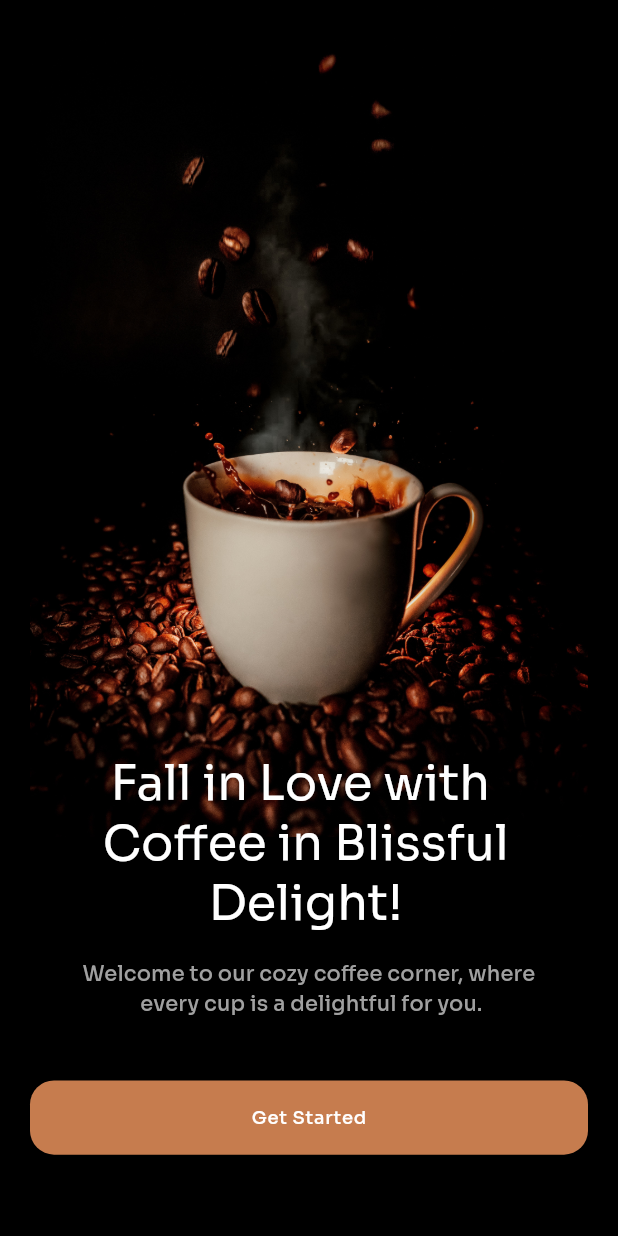
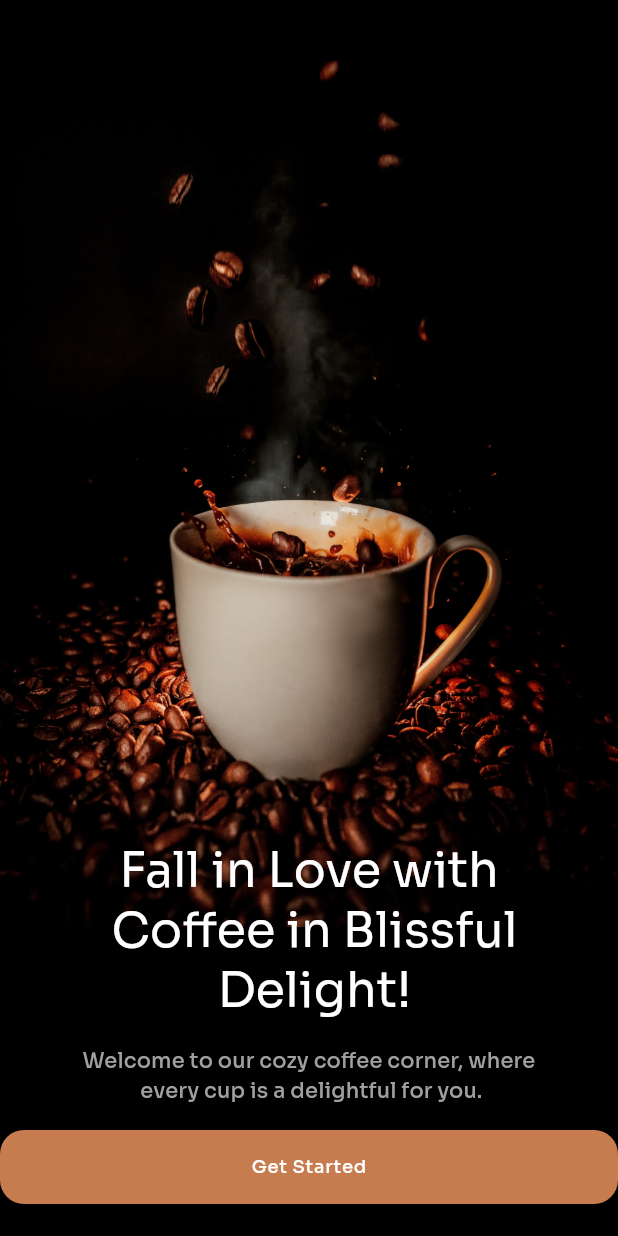
Before and after one commit to elsankry02/Coffee_Shop_App, a Flutter app: the screen it shows after launch, on a phone screen of 412 x 824 dp. Run offline on Flutter 3.47's test engine with Material 3 defaults, Android fonts, the phone set to English and light mode, and no system bars; our stand-ins replace auto_route.

```diff
--- /dev/null
+++ b/lib/core/components/custom_button.dart
@@ -0,0 +1,33 @@
+import 'package:coffee_shop/core/constants/color_manger.dart';
+import 'package:coffee_shop/data/models/onboarding_model.dart';
+import 'package:flutter/material.dart';
+
+class CustomButton extends StatelessWidget {
+  const CustomButton({
+    super.key,
+    required this.h,
+    required this.index,
+    required this.textTheme,
+  });
+
+  final double h;
+  final TextTheme textTheme;
+  final int index;
+
+  @override
+  Widget build(BuildContext context) {
+    return Container(
+      height: h * 0.060,
+      decoration: BoxDecoration(
+          borderRadius: BorderRadiusDirectional.circular(16),
+          color: ColorManger.k1),
+      child: Center(
+        child: Text(
+          //! Container Text
+          onboardingModelFunc()[index].containerText,
+          style: textTheme.labelMedium!.copyWith(color: Colors.white),
+        ),
+      ),
+    );
+  }
+}
--- a/lib/core/constants/string_manger.dart
+++ b/lib/core/constants/string_manger.dart
@@ -1,3 +1 @@
-class StringManger {
-  static const kSoraFont = 'sora';
-}
+const kSoraFont = 'Sora';
--- a/lib/core/router/router.dart
+++ b/lib/core/router/router.dart
@@ -1,7 +1,7 @@
 import 'package:auto_route/auto_route.dart';
-import 'package:coffee_shop/home/pages/home_page/home_page.dart';
-import 'package:coffee_shop/home/pages/onboarding_page/onboarding_page.dart';
-import 'package:coffee_shop/home/pages/splash_page/splash_page.dart';
+import 'package:coffee_shop/pages/home/home_page.dart';
+import 'package:coffee_shop/pages/onboarding_page/onboarding_page.dart';
+import 'package:coffee_shop/pages/splash_page/splash_page.dart';
 
 part 'router.gr.dart';
 
--- /dev/null
+++ b/lib/data/models/onboarding_model.dart
@@ -0,0 +1,26 @@
+import 'package:coffee_shop/core/constants/image_manger.dart';
+
+class OnboardingModel {
+  final String image;
+  final String titel;
+  final String subTitel;
+  final String containerText;
+
+  OnboardingModel(
+      {required this.containerText,
+      required this.image,
+      required this.titel,
+      required this.subTitel});
+}
+
+List<OnboardingModel> onboardingModelFunc() {
+  return [
+    OnboardingModel(
+      image: ImageManger.kOnBoardingImage,
+      titel: 'Fall in Love with\n Coffee in Blissful\n Delight!',
+      subTitel:
+          'Welcome to our cozy coffee corner, where\n every cup is a delightful for you.',
+      containerText: 'Get Started',
+    ),
+  ];
+}
--- a/lib/home/pages/onboarding_page/onboarding_page.dart
+++ /dev/null
@@ -1,80 +0,0 @@
-import 'package:auto_route/annotations.dart';
-import 'package:coffee_shop/core/constants/color_manger.dart';
-import 'package:coffee_shop/core/constants/image_manger.dart';
-import 'package:flutter/material.dart';
-
-@RoutePage()
-class OnboardingPage extends StatefulWidget {
-  const OnboardingPage({super.key});
-
-  @override
-  State<OnboardingPage> createState() => _OnboardingPageState();
-}
-
-class _OnboardingPageState extends State<OnboardingPage> {
-  @override
-  Widget build(BuildContext context) {
-    final textTheme = Theme.of(context).textTheme;
-    final h = MediaQuery.of(context).size.height;
-    final w = MediaQuery.of(context).size.width;
-    return Scaffold(
-      backgroundColor: Colors.black,
-      body: Padding(
-        padding: const EdgeInsets.symmetric(horizontal: 20),
-        child: Column(
-          mainAxisAlignment: MainAxisAlignment.start,
-          crossAxisAlignment: CrossAxisAlignment.center,
-          children: [
-            Stack(
-              children: [
-                //! Image
-                Image.asset(
-                  ImageManger.kOnBoardingImage,
-                ),
-                Padding(
-                  padding: EdgeInsetsDirectional.only(
-                      top: h * 0.61, start: w * 0.10),
-                  //! title
-                  child: Text(
-                    textAlign: TextAlign.center,
-                    'Fall in Love with\n Coffee in Blissful\n Delight!',
-                    style:
-                        textTheme.headlineLarge!.copyWith(color: Colors.white),
-                  ),
-                ),
-              ],
-            ),
-            SizedBox(height: h * 0.020),
-            //! SubTitel
-            Text(
-              textAlign: TextAlign.center,
-              'Welcome to our cozy coffee corner, where\n every cup is a delightful for you.',
-              style: textTheme.labelLarge!.copyWith(color: ColorManger.k6),
-            ),
-            SizedBox(height: h * 0.050),
-            //! Click
-            InkWell(
-              borderRadius: BorderRadius.circular(16),
-              onTap: () {
-
-              },
-              //! Custtom Button
-              child: Container(
-                height: h * 0.060,
-                decoration: BoxDecoration(
-                    borderRadius: BorderRadiusDirectional.circular(16),
-                    color: ColorManger.k1),
-                child: Center(
-                  child: Text(
-                    'Get Started',
-                    style: textTheme.labelMedium!.copyWith(color: Colors.white),
-                  ),
-                ),
-              ),
-            ),
-          ],
-        ),
-      ),
-    );
-  }
-}
--- a/lib/main.dart
+++ b/lib/main.dart
@@ -14,7 +14,7 @@ class CoffeeShop extends StatelessWidget {
     return MaterialApp.router(
       routerConfig: router.config(),
       debugShowCheckedModeBanner: false,
-      theme: ThemeData(fontFamily: StringManger.kSoraFont),
+      theme: ThemeData(fontFamily: kSoraFont),
     );
   }
 }
--- /dev/null
+++ b/lib/pages/onboarding_page/onboarding_page.dart
@@ -0,0 +1,70 @@
+import 'package:auto_route/auto_route.dart';
+import 'package:coffee_shop/core/components/custom_button.dart';
+import 'package:coffee_shop/core/constants/color_manger.dart';
+import 'package:coffee_shop/core/router/router.dart';
+import 'package:coffee_shop/data/models/onboarding_model.dart';
+import 'package:flutter/material.dart';
+
+@RoutePage()
+class OnboardingPage extends StatefulWidget {
+  const OnboardingPage({super.key});
+
+  @override
+  State<OnboardingPage> createState() => _OnboardingPageState();
+}
+
+class _OnboardingPageState extends State<OnboardingPage> {
+  @override
+  Widget build(BuildContext context) {
+    final textTheme = Theme.of(context).textTheme;
+    final h = MediaQuery.of(context).size.height;
+    return Scaffold(
+      backgroundColor: Colors.black,
+      body: ListView.builder(
+        physics: NeverScrollableScrollPhysics(),
+        padding: EdgeInsets.zero,
+        itemCount: onboardingModelFunc().length,
+        itemBuilder: (context, index) {
+          return Column(
+            children: [
+              Stack(
+                children: [
+                  Image.asset(onboardingModelFunc()[index].image),
+                  Padding(
+                    padding: EdgeInsetsDirectional.only(top: h * 0.680),
+                    child: Center(
+                      //! titel
+                      child: Text(
+                        textAlign: TextAlign.center,
+                        onboardingModelFunc()[index].titel,
+                        style: textTheme.headlineLarge!
+                            .copyWith(color: Colors.white),
+                      ),
+                    ),
+                  ),
+                ],
+              ),
+              SizedBox(height: h * 0.020),
+              //! Subtitel
+              Text(
+                textAlign: TextAlign.center,
+                onboardingModelFunc()[index].subTitel,
+                style: textTheme.labelLarge!.copyWith(color: ColorManger.k6),
+              ),
+              SizedBox(height: h * 0.020),
+              //! Click
+              InkWell(
+                borderRadius: BorderRadius.circular(16),
+                onTap: () {
+                  context.router.push(HomeRoute());
+                },
+                //! Custtom Button
+                child: CustomButton(index: index, h: h, textTheme: textTheme),
+              ),
+            ],
+          );
+        },
+      ),
+    );
+  }
+}
--- a/lib/home/pages/splash_page/splash_page.dart
+++ b/lib/pages/splash_page/splash_page.dart
@@ -25,8 +25,8 @@ class _SplashPageState extends State<SplashPage> {
   }
 
   splashCoffeeShopFunc() {
-    Future.delayed(Duration(seconds: 2), () {
-      context.router.push(OnboardingRoute());
+    Future.delayed(Duration(seconds: 3), () {
+      context.router.replace(OnboardingRoute());
     });
   }
 
```
Also changed, not shown: lib/pages/home/home_page.dart (renamed from lib/home/pages/home_page/home_page.dart).
